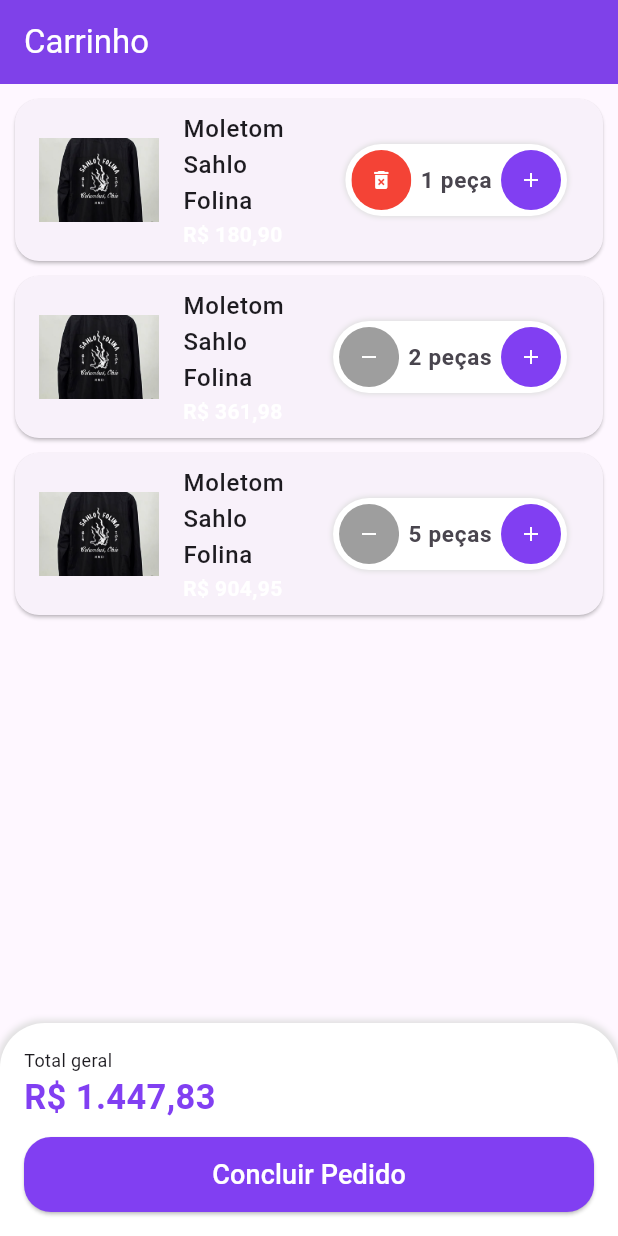
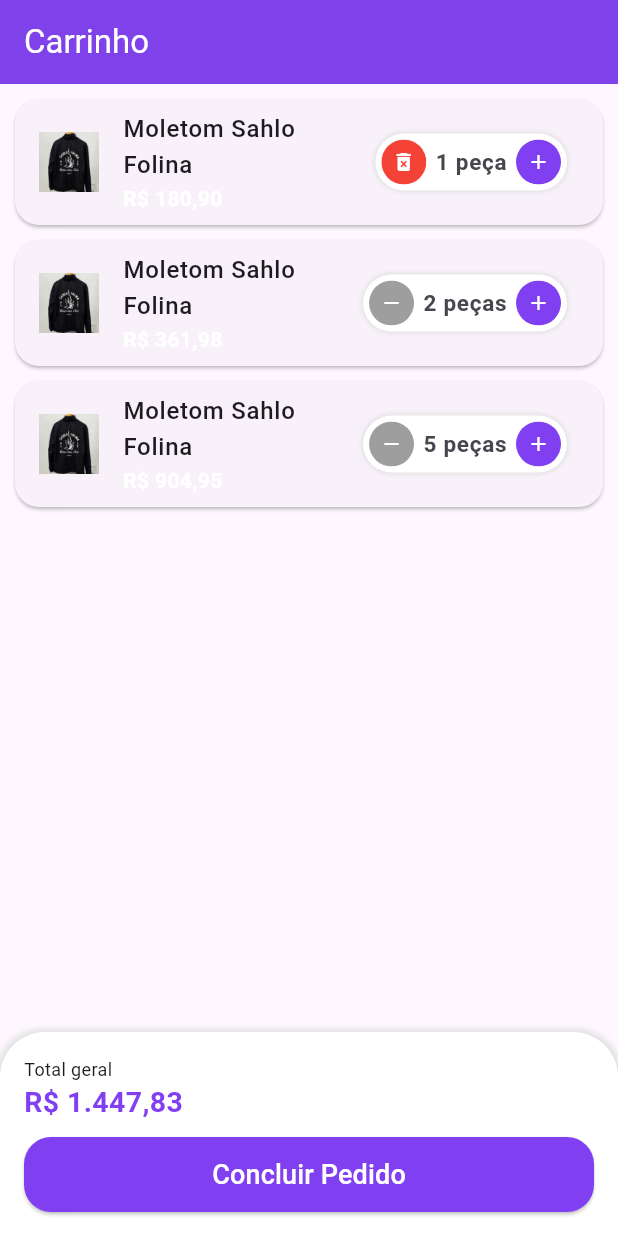
Before and after one commit to Lluis434/APP-Mobile-Catalogo-de-Produtos, a Flutter app: the CartTab screen opened directly, on a phone screen of 412 x 824 dp. Run offline on Flutter 3.47's test engine with Material 3 defaults, Android fonts, the light colour scheme and no system bars; our stand-ins replace animated_text_kit, flutter_dotenv.

Commit message:
Alterações

```diff
--- a/flutter_app/lib/src/pages/cart/cart_tab.dart
+++ b/flutter_app/lib/src/pages/cart/cart_tab.dart
@@ -78,7 +78,7 @@ class _CartTabState extends State<CartTab> {
                 Text(
                   utilsServices.priceToCurrency(cartTotalPrice()),
                   style: TextStyle(
-                    fontSize: 23,
+                    fontSize: 19,
                     color: CustomColors.customSwatchColor,
                     fontWeight: FontWeight.bold,
                   ),
--- a/flutter_app/lib/src/pages/commom_widgets/cart_tile.dart
+++ b/flutter_app/lib/src/pages/commom_widgets/cart_tile.dart
@@ -32,8 +32,8 @@ class _CartTileState extends State<CartTile> {
         // Imagem
         leading: Image.asset(
           widget.cartItem.item.imgUrl,
-          height: 80,
-          width: 80,
+          height: 40, ///
+          width: 40, /// ver
           fit: BoxFit.cover,
         ),
 
--- a/flutter_app/lib/src/pages/commom_widgets/quantity_widget.dart
+++ b/flutter_app/lib/src/pages/commom_widgets/quantity_widget.dart
@@ -95,8 +95,8 @@ class _QuantityButton extends StatelessWidget {
         borderRadius: BorderRadius.circular(50),
         onTap: onPressed,
         child: Ink(
-          height: 40,
-          width: 40,
+          height: 30,  // era 40 os 2
+          width: 30,
           decoration: BoxDecoration(
             color: color,
             shape: BoxShape.circle,
```
